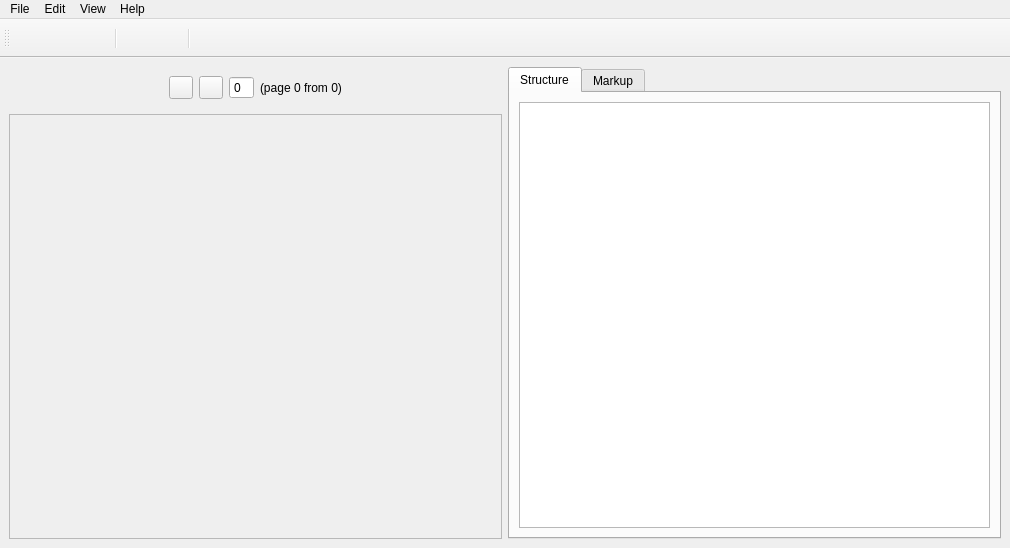
Above: layout.ui from fernflower/pdf-sectioning before the change. Below: the same form after it.
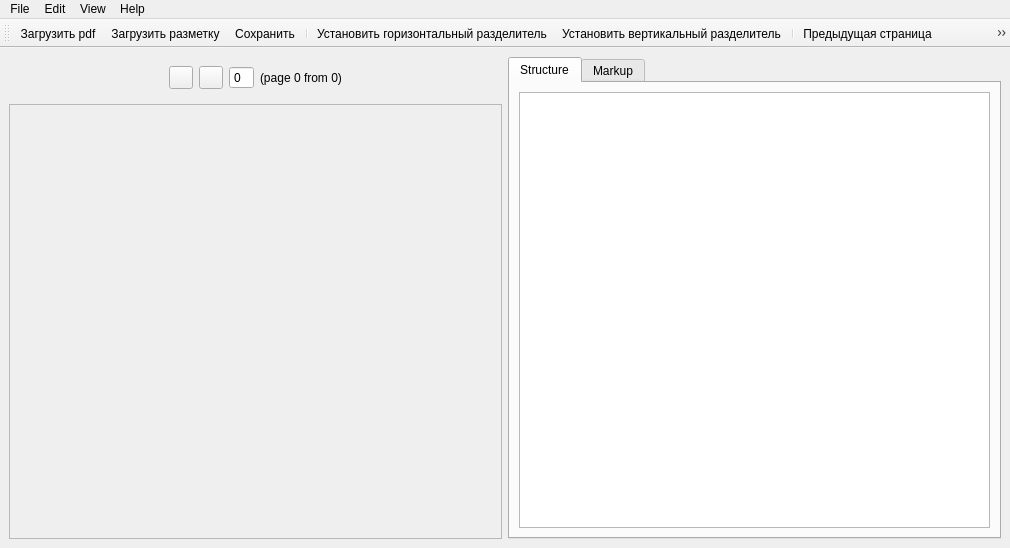
That is the form after the change. Icons and pictures are not drawn.

What changed in the file:
```diff
--- a/layout.ui
+++ b/layout.ui
@@ -217,7 +217,10 @@
   </widget>
   <action name="actionLoad_pdf">
    <property name="text">
-    <string/>
+    <string>Загрузить pdf</string>
+   </property>
+   <property name="iconText">
+    <string>Загрузить pdf</string>
    </property>
    <property name="toolTip">
     <string>Загрузить pdf</string>
@@ -225,38 +228,38 @@
   </action>
   <action name="actionPrev_page">
    <property name="text">
-    <string/>
+    <string>Предыдущая страница</string>
    </property>
   </action>
   <action name="actionNext_page">
    <property name="text">
-    <string/>
+    <string>Следующая страница</string>
    </property>
   </action>
   <action name="actionSave">
    <property name="text">
-    <string/>
+    <string>Сохранить</string>
    </property>
   </action>
   <action name="actionLoad_markup">
    <property name="text">
-    <string/>
+    <string>Загрузить разметку</string>
    </property>
   </action>
   <action name="actionSetHorizontalRuler">
    <property name="text">
-    <string/>
+    <string>Установить горизонтальный разделитель</string>
    </property>
    <property name="iconText">
-    <string/>
+    <string>Установить горизонтальный разделитель</string>
    </property>
   </action>
   <action name="actionSetVerticalRuler">
    <property name="text">
-    <string/>
+    <string>Установить вертикальный разделитель</string>
    </property>
    <property name="iconText">
-    <string/>
+    <string>Установить вертикальный разделитель</string>
    </property>
   </action>
  </widget>
```
Left out of the diff: 30 changed lines with no effect on the pictures.
